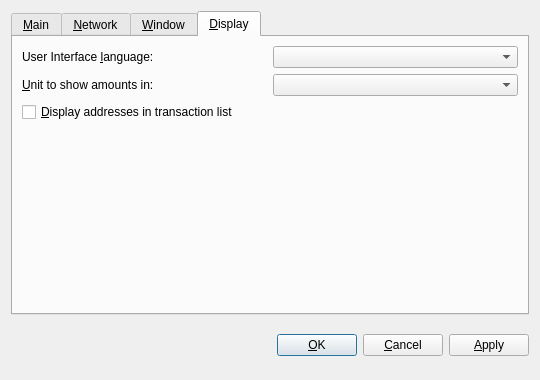
Old version of the form src/qt/forms/optionsdialog.ui in the repository xming/carpediemcoin.
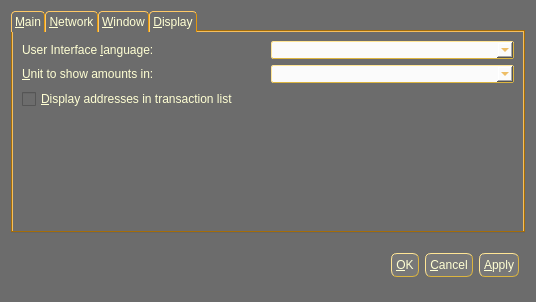
New version of the form. The open tabs and pages were chosen to show the change. Custom widgets are drawn as their Qt base class.

```diff
--- a/src/qt/forms/optionsdialog.ui
+++ b/src/qt/forms/optionsdialog.ui
@@ -6,22 +6,34 @@
    <rect>
     <x>0</x>
     <y>0</y>
-    <width>540</width>
-    <height>380</height>
+    <width>536</width>
+    <height>302</height>
    </rect>
   </property>
   <property name="windowTitle">
    <string>Options</string>
   </property>
+  <property name="styleSheet">
+   <string notr="true">QWidget {background-color: #6C6C6C; color: #FFFFD3 } QPushButton { background-color: #787878; color: #FFFFD3; border-style:outset; border-color: #dcb540; border-width: 1px; border-radius: 6px; padding: 4px} QPushButton::hover { background-color: #6C6C6C; color: #FFFFD3; border-style:outset; border-color: #dcb540; border-width: 1px; border-radius: 6px; padding: 4px}  QPushButton::pressed {background-color: #FBFBFB; color: #E5990C; border-style:outset; border-color: #DCB540; border-radius: 6px; padding: 4px} QLabel {color: #FFFFD3} QLineEdit {background-color: #FBFBFB; color: #E5990C; border-style:outset; border-color: #dcb540; border-width: 1px; border-radius: 2px; padding: 0px} QDialog {background-color: #6C6C6C; color: #FFFFD3 } QLabel {color: #FFFFD3} QTabWidget {background-color: #E5990C; color: #FFFFD3} QTabBar::tab {  background: #6C6C6C; border: 1px outset #E5990C; border-bottom-width: 0px; border-top-left-radius: 4px; border-top-right-radius: 4px; min-width: 8px; padding: 3px; color: #FFFFD3 }</string>
+  </property>
   <property name="modal">
    <bool>true</bool>
   </property>
   <layout class="QVBoxLayout" name="verticalLayout">
    <item>
     <widget class="QTabWidget" name="tabWidget">
+     <property name="autoFillBackground">
+      <bool>false</bool>
+     </property>
+     <property name="styleSheet">
+      <string notr="true"/>
+     </property>
      <property name="tabPosition">
       <enum>QTabWidget::North</enum>
      </property>
+     <property name="tabShape">
+      <enum>QTabWidget::Rounded</enum>
+     </property>
      <property name="currentIndex">
       <number>0</number>
      </property>
@@ -305,6 +317,9 @@
            <property name="toolTip">
             <string>The user interface language can be set here. This setting will take effect after restarting carpediemcoin.</string>
            </property>
+           <property name="styleSheet">
+            <string notr="true">QObject { background-color: #FBFBFB; color: #E5990C; border-style:outset; border-color: #dcb540; border-width: 1px; border-radius: 2px; padding: 0px}</string>
+           </property>
           </widget>
          </item>
         </layout>
@@ -329,6 +344,9 @@
            <property name="toolTip">
             <string>Choose the default subdivision unit to show in the interface and when sending coins.</string>
            </property>
+           <property name="styleSheet">
+            <string notr="true">QObject{ background-color: #FBFBFB; color: #E5990C; border-style:outset; border-color: #dcb540; border-width: 1px; border-radius: 2px; padding: 0px}</string>
+           </property>
           </widget>
          </item>
         </layout>
@@ -362,6 +380,18 @@
    </item>
    <item>
     <layout class="QHBoxLayout" name="horizontalLayout_Buttons">
+     <property name="leftMargin">
+      <number>6</number>
+     </property>
+     <property name="topMargin">
+      <number>2</number>
+     </property>
+     <property name="rightMargin">
+      <number>6</number>
+     </property>
+     <property name="bottomMargin">
+      <number>2</number>
+     </property>
      <item>
       <spacer name="horizontalSpacer_1">
        <property name="orientation">
@@ -409,6 +439,9 @@
      </item>
      <item>
       <widget class="QPushButton" name="okButton">
+       <property name="styleSheet">
+        <string notr="true"/>
+       </property>
        <property name="text">
         <string>&amp;OK</string>
        </property>
@@ -416,6 +449,9 @@
      </item>
      <item>
       <widget class="QPushButton" name="cancelButton">
+       <property name="styleSheet">
+        <string notr="true"/>
+       </property>
        <property name="text">
         <string>&amp;Cancel</string>
        </property>
@@ -426,6 +462,9 @@
      </item>
      <item>
       <widget class="QPushButton" name="applyButton">
+       <property name="styleSheet">
+        <string notr="true"/>
+       </property>
        <property name="text">
         <string>&amp;Apply</string>
        </property>
@@ -439,15 +478,16 @@
   </layout>
  </widget>
  <customwidgets>
-  <customwidget>
-   <class>QValidatedLineEdit</class>
-   <extends>QWidget</extends>
-   <header>qvalidatedlineedit.h</header>
-  </customwidget>
   <customwidget>
    <class>carpediemcoinAmountField</class>
    <extends>QSpinBox</extends>
    <header>carpediemcoinamountfield.h</header>
+   <container>1</container>
+  </customwidget>
+  <customwidget>
+   <class>QValidatedLineEdit</class>
+   <extends>QWidget</extends>
+   <header>qvalidatedlineedit.h</header>
   </customwidget>
   <customwidget>
    <class>QValueComboBox</class>
```
Left out of the diff: 14 changed lines with no effect on the pictures.
